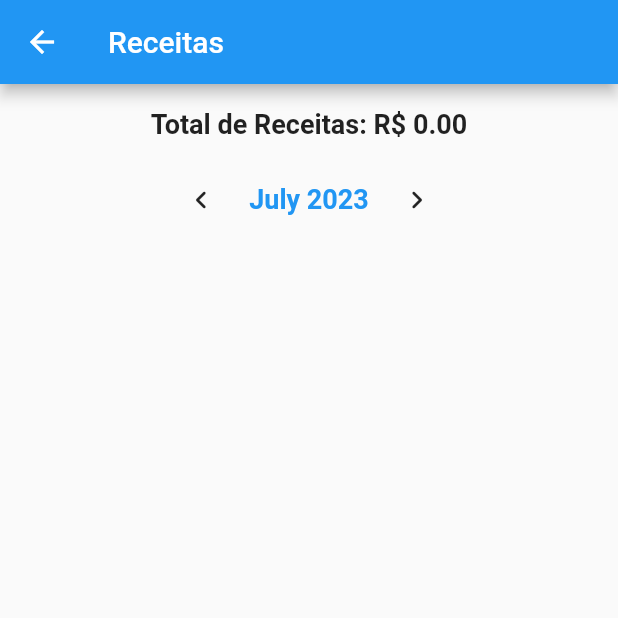
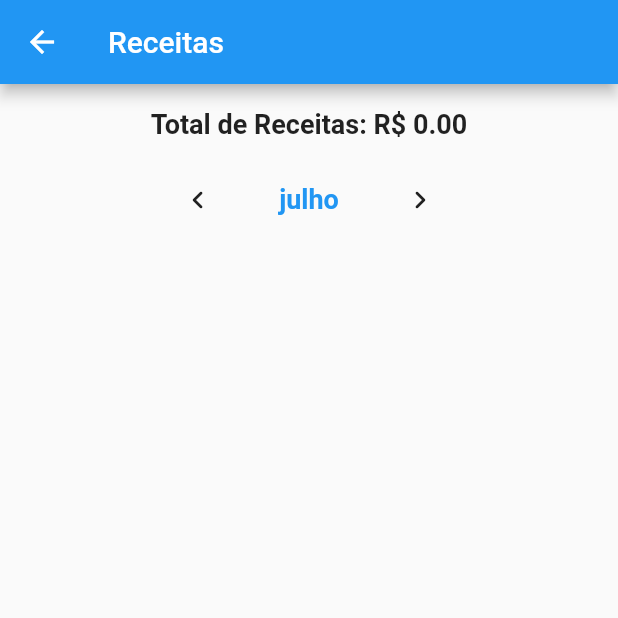
Before and after one commit to abeeatriz/da_minha_conta, a Flutter app: the ReceitasScreen screen opened directly, on a phone screen of 412 x 824 dp, the top half of it. Run offline on Flutter 3.47's test engine with Material 2 defaults, Android fonts, the phone set to English and light mode, and no system bars; our stand-ins replace extended_masked_text, image_picker, sqflite; accounts and stored records are empty.

Commit message:
set width fixed for textButton

```diff
--- a/lib/components/month_selector.dart
+++ b/lib/components/month_selector.dart
@@ -2,12 +2,13 @@ import 'package:flutter/material.dart';
 import 'package:intl/intl.dart';
 
 class MonthSelector extends StatelessWidget {
+  final int thisYear = DateTime.now().year;
   final DateTime selectedMonth;
   final Function(DateTime) onPreviousMonthPressed;
   final Function() onCurrentMonthPressed;
   final Function(DateTime) onNextMonthPressed;
 
-  const MonthSelector({
+  MonthSelector({
     Key? key,
     required this.selectedMonth,
     required this.onPreviousMonthPressed,
@@ -28,14 +29,14 @@ class MonthSelector extends StatelessWidget {
           },
         ),
         TextButton(
-          child: Text(
-            DateFormat('MMMM yyyy').format(selectedMonth),
-            style: const TextStyle(fontSize: 18, fontWeight: FontWeight.bold),
-          ),
-          onPressed: () {
-            onCurrentMonthPressed();
-          },
-        ),
+            onPressed: () {
+              onCurrentMonthPressed();
+            },
+            style: ButtonStyle(fixedSize: MaterialStateProperty.resolveWith<Size?>((states) => const Size.fromWidth(100))),
+            child: Text(
+              DateFormat(thisYear == selectedMonth.year ? 'MMMM' : 'MMMM yyyy', 'pt').format(selectedMonth),
+              style: const TextStyle(fontSize: 18, fontWeight: FontWeight.bold),
+            )),
         IconButton(
           icon: const Icon(Icons.chevron_right_rounded),
           onPressed: () {
```
